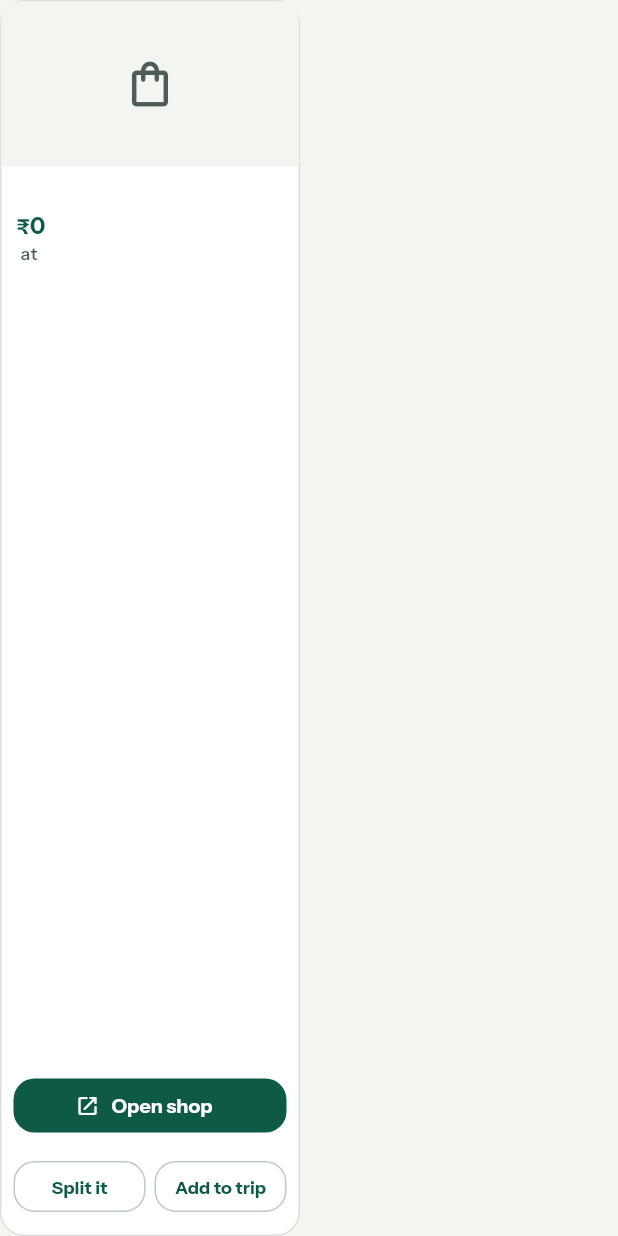
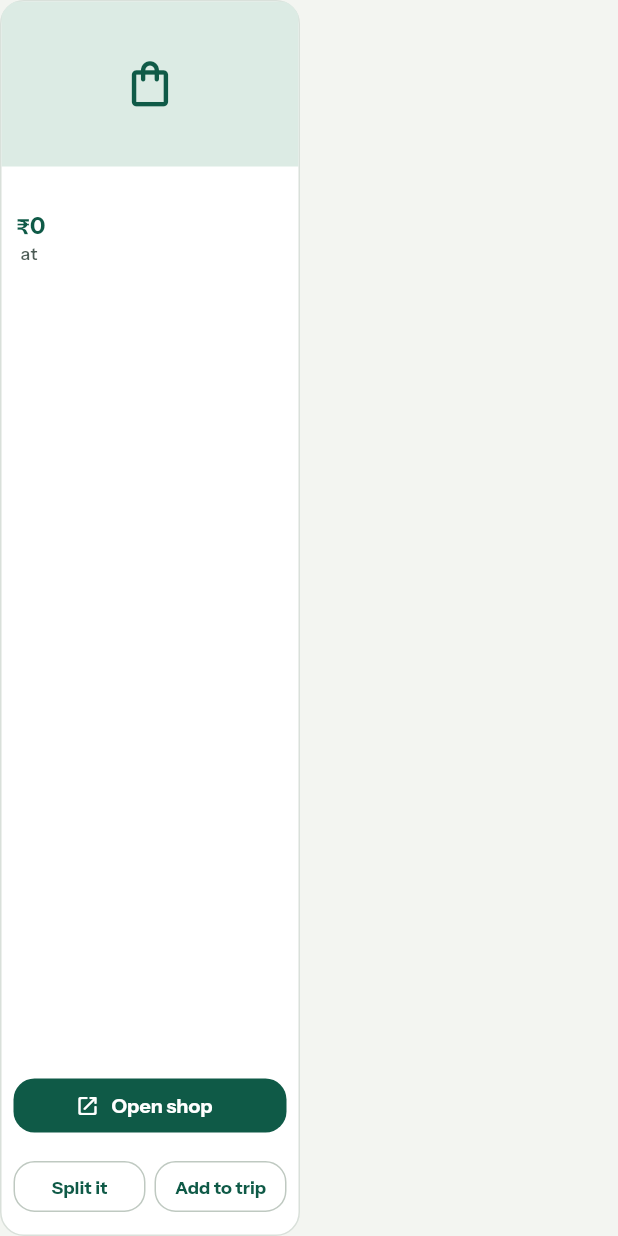
Before and after one commit to mutcherlarahulkumar/pointy, a Flutter app: the _ProductCard widget shown alone on an empty page, opened directly with empty values, on a phone screen of 412 x 824 dp. Run offline on Flutter 3.47's test engine with Material 3 defaults, Android fonts, the phone set to English and light mode, and no system bars; our stand-ins replace geolocator, google_fonts, image_picker, local_auth, qr_flutter, shared_preferences; missing offline and left inert: mobile_scanner; accounts and stored records are empty; network calls fail; project files that could hold a hidden picture were left out.

Commit message:
fix(app): shortening a product title no longer cuts an emoji in half
Pointy AI's product cards cut titles at 39 UTF-16 units for the 'What was
it?' field, which can split an emoji into a lone surrogate (garbled text,
invalid UTF-8 in the request). It now counts characters. The card's
picture uses the shared ProductImage instead of its own copy.

```diff
--- a/pointy/lib/screens/ai/pointy_ai.dart
+++ b/pointy/lib/screens/ai/pointy_ai.dart
@@ -9,6 +9,7 @@ import '../../tabs.dart';
 import '../../theme.dart';
 import '../../widgets/ai_mark.dart';
 import '../../widgets/async_view.dart';
+import '../../widgets/product_image.dart';
 import '../money/pay_flow.dart';
 import '../money/request_flow.dart';
 import '../money/requests.dart';
@@ -538,6 +539,13 @@ class _PointyAiButtonState extends State<PointyAiButton> with SingleTickerProvid
   }
 }
 
+/// Shortens a product title for the "What was it?" fields (40 characters),
+/// counting what people see as characters, so an emoji is never cut in half.
+String shortTitle(String title, [int max = 40]) {
+  final chars = title.characters;
+  return chars.length <= max ? title : '${chars.take(max - 1).toString().trimRight()}…';
+}
+
 /// Products Pointy AI found, side by side. Each opens the shop; once bought,
 /// it can be split with friends or added to a trip as an expense.
 class ShopPicks extends StatelessWidget {
@@ -565,8 +573,7 @@ class _ProductCard extends StatelessWidget {
 
   final ShopItem item;
 
-  // Short enough for the "What was it?" fields (40 characters).
-  String get _what => item.title.length <= 40 ? item.title : '${item.title.substring(0, 39).trimRight()}…';
+  String get _what => shortTitle(item.title);
 
   Future<void> _open(BuildContext context) async {
     final ok = await launchUrl(Uri.parse(item.buyUrl), mode: LaunchMode.externalApplication);
@@ -616,18 +623,7 @@ class _ProductCard extends StatelessWidget {
       child: Column(
         crossAxisAlignment: CrossAxisAlignment.start,
         children: [
-          Container(
-            height: 110,
-            width: double.infinity,
-            color: AppColors.ground,
-            child: item.imageUrl.isEmpty
-                ? const Icon(Icons.shopping_bag_outlined, color: AppColors.slate, size: 36)
-                : Image.network(
-                    item.imageUrl,
-                    fit: BoxFit.contain,
-                    errorBuilder: (_, __, ___) => const Icon(Icons.shopping_bag_outlined, color: AppColors.slate, size: 36),
-                  ),
-          ),
+          ProductImage(item.imageUrl, size: 110, width: double.infinity, radius: 0),
           Padding(
             padding: const EdgeInsets.fromLTRB(10, 8, 10, 0),
             child: Column(
--- a/pointy/lib/widgets/product_image.dart
+++ b/pointy/lib/widgets/product_image.dart
@@ -4,18 +4,22 @@ import '../theme.dart';
 
 /// A product photo from the shop, or a bag icon when there is none.
 class ProductImage extends StatelessWidget {
-  const ProductImage(this.url, {super.key, this.size = 64});
+  const ProductImage(this.url, {super.key, this.size = 64, this.width, this.radius});
 
   final String url;
   final double size;
 
+  /// Wider than tall (a product card's banner); square when null.
+  final double? width;
+  final double? radius;
+
   @override
   Widget build(BuildContext context) {
-    final icon = Icon(Icons.shopping_bag_outlined, color: AppColors.pine700, size: size * 0.45);
+    final icon = Icon(Icons.shopping_bag_outlined, color: AppColors.pine700, size: size * (width == null ? 0.45 : 0.33));
     return Container(
-      width: size,
+      width: width ?? size,
       height: size,
-      decoration: BoxDecoration(color: AppColors.pine100, borderRadius: BorderRadius.circular(size * 0.22)),
+      decoration: BoxDecoration(color: AppColors.pine100, borderRadius: BorderRadius.circular(radius ?? size * 0.22)),
       clipBehavior: Clip.antiAlias,
       alignment: Alignment.center,
       child: url.isEmpty ? icon : Image.network(url, fit: BoxFit.contain, errorBuilder: (_, __, ___) => icon),
```
Also changed, not shown: 1 other file.
